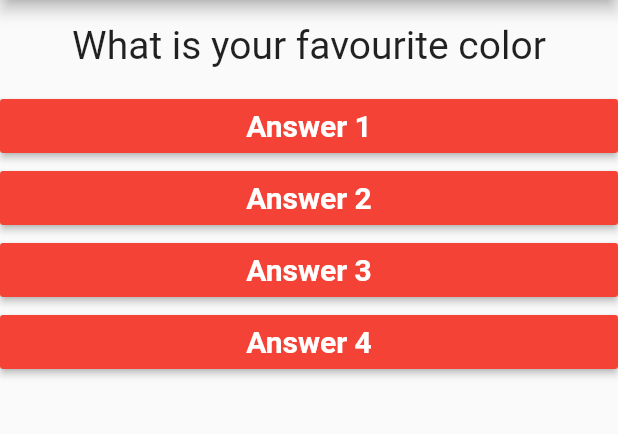
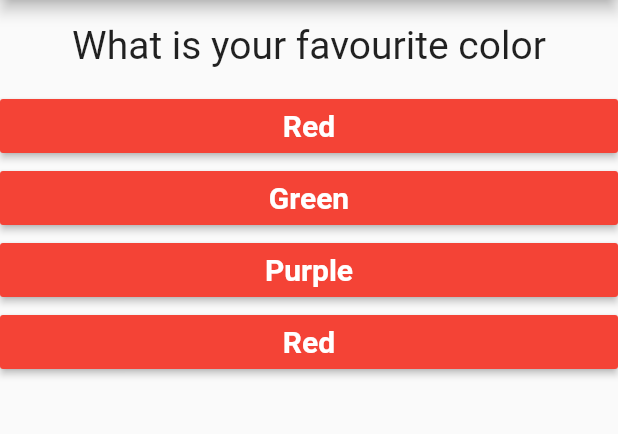
Before and after one commit to bhandarisaurav/flutter_quiz, a Flutter app: the screen it shows after launch, on a phone screen of 412 x 824 dp, the part 84-518 px from its top. Run offline on Flutter 3.47's test engine with Material 2 defaults, Android fonts, the phone set to English and light mode, and no system bars.

Commit message:
question and answer from questions list

```diff
--- a/lib/main.dart
+++ b/lib/main.dart
@@ -15,31 +15,34 @@ class HomePage extends StatefulWidget {
 }
 
 class _HomePageState extends State<HomePage> {
+  final questions = [
+    {
+      "question": "What is your favourite color",
+      "answers": ["Red", "Green", "Purple", "Red"]
+    },
+    {
+      "question": "What is the color of the sky?",
+      "answers": ["Orange", "White", "Blue", "Purple"]
+    },
+    {
+      "question": "In which country do you live?",
+      "answers": ["USA", "UK", "Nepal", "India"]
+    }
+  ];
   var _questionIndex = 0;
 
   void _answerQuestion() {
     print(_questionIndex);
+    print(questions[_questionIndex]);
     setState(() {
-      _questionIndex >= 1 ? _questionIndex = 0 : _questionIndex++;
+      _questionIndex < questions.length - 1
+          ? _questionIndex++
+          : _questionIndex = 0;
     });
   }
 
   @override
   Widget build(BuildContext context) {
-    var questions = [
-      {
-        "question": "What is your favourite color",
-        "answers": ["Red", "Green", "Purple", "Red"]
-      },
-      {
-        "question": "What is the color of the sky?",
-        "answers": ["Orange", "White", "Blue", "Purple"]
-      },
-      {
-        "question": "In which country do you live?",
-        "answers": ["USA", "UK", "Nepal", "India"]
-      }
-    ];
     return Scaffold(
       appBar: AppBar(
         title: Text(
@@ -61,10 +64,10 @@ class _HomePageState extends State<HomePage> {
       body: Column(
         children: <Widget>[
           Question(questions[_questionIndex]["question"]),
-          Answer(_answerQuestion, "Answer 1"),
-          Answer(_answerQuestion, "Answer 2"),
-          Answer(_answerQuestion, "Answer 3"),
-          Answer(_answerQuestion, "Answer 4"),
+          ...(questions[_questionIndex]["answers"] as List<String>)
+              .map((answer) {
+            return Answer(_answerQuestion, answer);
+          }).toList()
         ],
       ),
     );
```
